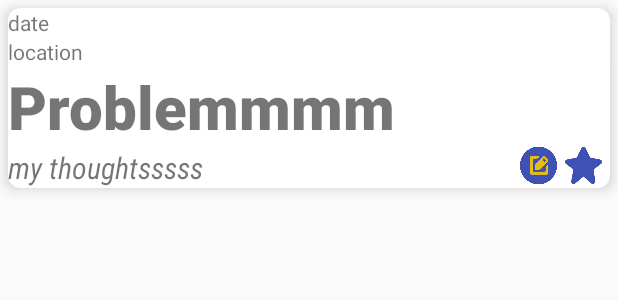
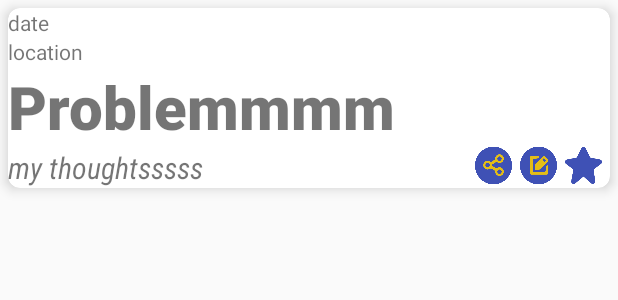
Before and after one commit to LuckyPoodle/ideaslibrary, an Android app: the layout item_idea.xml on its own in the app's theme, with its tools: preview values and no code run, on a phone screen of 412 x 824 dp. Shown: the top 300 px of the screen. Run offline under Robolectric (Android 15) with nearby library versions, the light colour scheme and no system bars.

Commit message:
add idea sharing function

```diff
--- a/app/src/main/res/layout/item_idea.xml
+++ b/app/src/main/res/layout/item_idea.xml
@@ -27,6 +27,13 @@
         android:layout_height="wrap_content"
         android:layout_gravity="bottom|end"
         android:orientation="horizontal">
+        <ImageView
+            android:layout_width="30dp"
+            android:layout_height="30dp"
+            android:id="@+id/share"
+            android:layout_gravity="bottom|end"
+            app:srcCompat="@drawable/shareicon"
+            android:paddingRight="5dp"/>
 
     <ImageView
         android:id="@+id/editicon"
```
Also changed, not shown: app/src/main/java/com/jui/ideaslibrary/SettingActivity.java (deleted, +0 -95 lines), app/src/main/java/com/jui/ideaslibrary/adapter/IdeasAdapter.java (+16 -0 lines).
